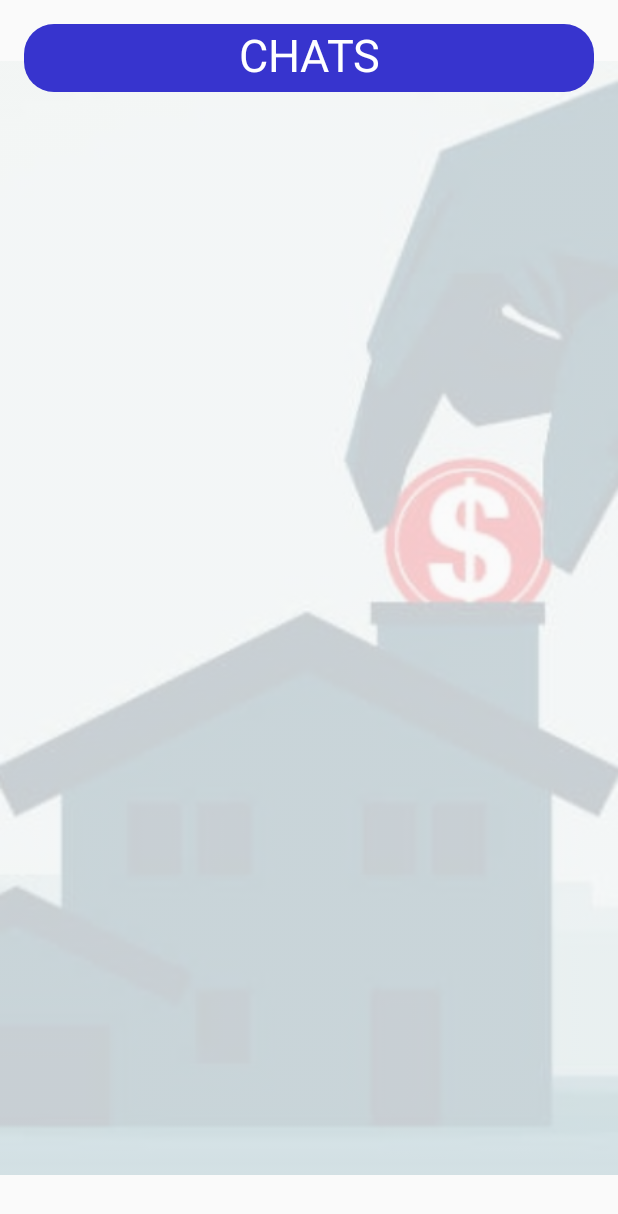
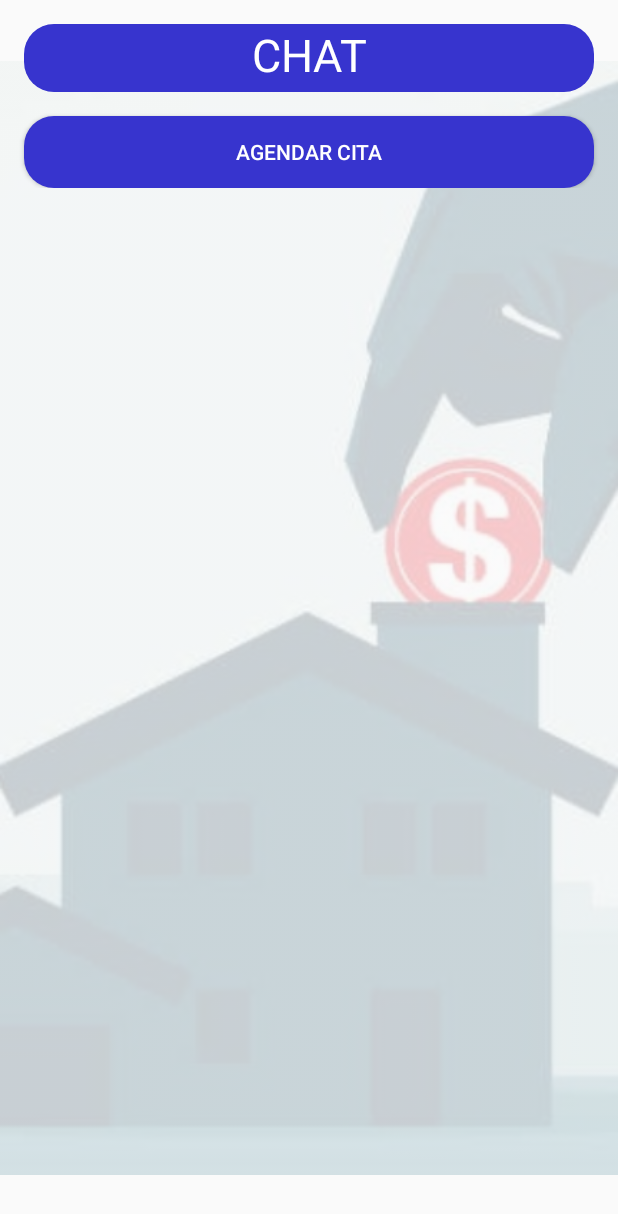
Before and after one commit to compumovil2010/TuAppto, an Android app: the BuyerMenuActivity screen opened directly, with no data from a screen before it, after a tap on "CHATS", on a phone screen of 412 x 824 dp. Shown: the top 1214 px of the screen. Run offline under Robolectric (Android 15) with nearby library versions, the phone set to English and light mode, and no system bars; our stand-ins replace Firebase (no records; nobody signed in at launch, a user with empty details on screens opened directly).

Commit message:
cita con mapas creado

```diff
--- a/app/src/main/java/com/example/tuappto/BuyerMenuActivity.java
+++ b/app/src/main/java/com/example/tuappto/BuyerMenuActivity.java
@@ -101,7 +101,7 @@ public class BuyerMenuActivity extends AppCompatActivity implements OnMapReadyCa
         buttonChats.setOnClickListener(new View.OnClickListener() {
             @Override
             public void onClick(View view) {
-                startActivity(new Intent(view.getContext(),ChatListActivity.class));
+                startActivity(new Intent(view.getContext(),Chat2Activity.class));
             }
         });
 
--- a/app/src/main/java/com/example/tuappto/Chat2Activity.java
+++ b/app/src/main/java/com/example/tuappto/Chat2Activity.java
@@ -2,13 +2,28 @@ package com.example.tuappto;
 
 import androidx.appcompat.app.AppCompatActivity;
 
+import android.content.Intent;
 import android.os.Bundle;
+import android.view.View;
+import android.widget.Button;
 
 public class Chat2Activity extends AppCompatActivity {
+
+    Button buttonAppoiment;
 
     @Override
     protected void onCreate(Bundle savedInstanceState) {
         super.onCreate(savedInstanceState);
         setContentView(R.layout.activity_chat2);
+
+        buttonAppoiment = findViewById(R.id.buttonMakeDate);
+
+        buttonAppoiment.setOnClickListener(new View.OnClickListener() {
+            @Override
+            public void onClick(View view) {
+                startActivity(new Intent(view.getContext(),DateActivity.class));
+            }
+        });
+
     }
 }
--- a/app/src/main/res/layout/activity_chat2.xml
+++ b/app/src/main/res/layout/activity_chat2.xml
@@ -38,7 +38,20 @@
             app:layout_constraintEnd_toEndOf="parent"
             app:layout_constraintStart_toStartOf="parent"
             app:layout_constraintTop_toTopOf="parent" />
-
+        <Button
+            android:id="@+id/buttonMakeDate"
+            android:layout_width="0dp"
+            android:layout_height="wrap_content"
+            android:layout_marginStart="16dp"
+            android:layout_marginTop="16dp"
+            android:layout_marginEnd="16dp"
+            android:background="@drawable/button"
+            android:text="@string/make_date_button"
+            android:textColor="@color/colorWhite"
+            app:layout_constraintEnd_toEndOf="parent"
+            app:layout_constraintHorizontal_bias="0.0"
+            app:layout_constraintStart_toStartOf="parent"
+            app:layout_constraintTop_toBottomOf="@+id/textViewDate" />
 
     </androidx.constraintlayout.widget.ConstraintLayout>
 
```
Also changed, not shown: 1 other file.
